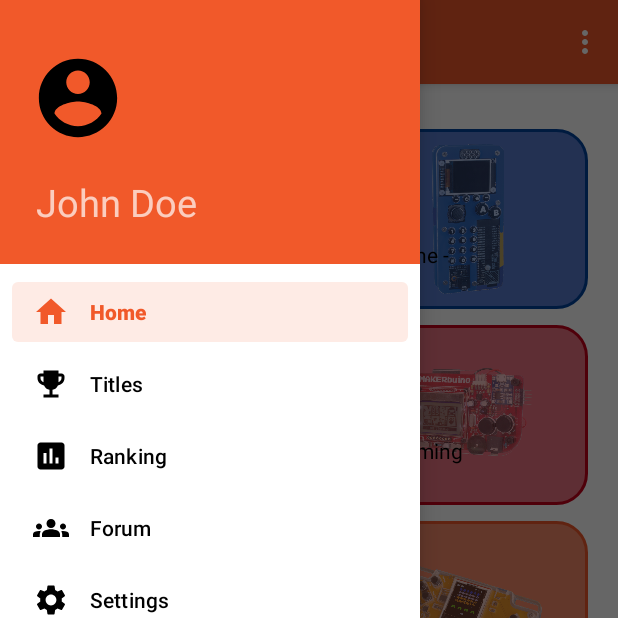
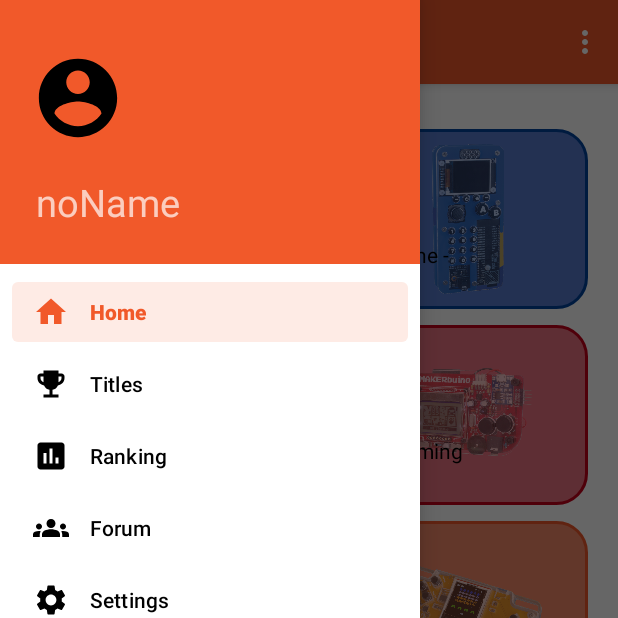
Before and after one commit to AIR-FOI-HR/AIR2010, an Android app: the MainActivity screen opened directly, with no data from a screen before it, with the side drawer open, on a phone screen of 412 x 824 dp, the top half of it. Run offline under Robolectric (Android 15) with nearby library versions, the phone set to English and light mode, and no system bars; our stand-ins replace navigation-ui.

Commit message:
added selected page highlight and current user username in drawer header. Also added username in preferences.

```diff
--- a/CircuitMessing/app/src/main/java/com/example/circuitmessing/MainActivity.kt
+++ b/CircuitMessing/app/src/main/java/com/example/circuitmessing/MainActivity.kt
@@ -3,6 +3,8 @@ package com.example.circuitmessing
 import android.content.Intent
 import android.os.Bundle
 import android.view.Menu
+import android.view.View
+import android.widget.TextView
 import com.google.android.material.navigation.NavigationView
 import androidx.navigation.findNavController
 import androidx.navigation.ui.AppBarConfiguration
@@ -14,6 +16,7 @@ import androidx.appcompat.app.AppCompatActivity
 import androidx.appcompat.widget.Toolbar
 import androidx.fragment.app.FragmentManager
 import com.escaper.escaper.utils.preferences
+import com.example.circuitmessing.databinding.NavHeaderRingoBinding
 import com.example.circuitmessing.ui.auth.LoginActivity
 
 
@@ -31,6 +34,12 @@ class MainActivity : AppCompatActivity() {
         val drawerLayout: DrawerLayout = findViewById(R.id.drawer_layout)
         val navView: NavigationView = findViewById(R.id.nav_view)
         val navController = findNavController(R.id.nav_host_fragment)
+
+        // Setting navHeader text to the current user username
+        val headerView = navView.getHeaderView(0)
+        val navUsername = headerView.findViewById<View>(R.id.username) as TextView
+        navUsername.text = preferences.username
+
         // Passing each menu ID as a set of Ids because each
         // menu should be considered as top level destinations.
         appBarConfiguration = AppBarConfiguration(setOf(
--- a/CircuitMessing/app/src/main/java/com/example/circuitmessing/ui/auth/fragment_login.kt
+++ b/CircuitMessing/app/src/main/java/com/example/circuitmessing/ui/auth/fragment_login.kt
@@ -80,6 +80,7 @@ class fragment_login : Fragment() {
                         //Once the user connected, we can keep the session to avoid reconnection at each launch
                         // Also used in LoginAcitivity
                         preferences.isConnected = true
+                        preferences.username = username
                     }
                     else{
                         loginBinding.loginPasswordInput.error = "Wrong username or password"
--- a/CircuitMessing/app/src/main/java/com/example/circuitmessing/utils/Preferences.kt
+++ b/CircuitMessing/app/src/main/java/com/example/circuitmessing/utils/Preferences.kt
@@ -17,5 +17,8 @@ class Preferences(context: Context) {
         get() = prefs.getBoolean("night_mode", false)
         set(value) = prefs.edit().putBoolean("night_mode", value).apply()
 
+    var username: String
+        get() = prefs.getString("username", "noName").toString()
+        set(value) = prefs.edit().putString("username", value).apply()
 
 }
--- a/CircuitMessing/app/src/main/res/layout/nav_header_main.xml
+++ b/CircuitMessing/app/src/main/res/layout/nav_header_main.xml
@@ -21,11 +21,11 @@
         app:srcCompat="@mipmap/ic_launcher_user_profile_round" />
 
     <TextView
+        android:id="@+id/username"
         android:layout_width="match_parent"
         android:layout_height="wrap_content"
         android:layout_margin="8dp"
         android:paddingTop="@dimen/nav_header_vertical_spacing"
-        android:text="@string/nav_header_title"
         android:textSize="25dp" />
 
 </LinearLayout>
--- a/CircuitMessing/app/src/main/res/layout/nav_header_makerbuino.xml
+++ b/CircuitMessing/app/src/main/res/layout/nav_header_makerbuino.xml
@@ -21,11 +21,11 @@
         app:srcCompat="@mipmap/ic_launcher_user_profile_round" />
 
     <TextView
+        android:id="@+id/username"
         android:layout_width="match_parent"
         android:layout_height="wrap_content"
         android:layout_margin="8dp"
         android:paddingTop="@dimen/nav_header_vertical_spacing"
-        android:text="@string/nav_header_title"
         android:textSize="25dp" />
 
 </LinearLayout>
--- a/CircuitMessing/app/src/main/res/layout/nav_header_nibble.xml
+++ b/CircuitMessing/app/src/main/res/layout/nav_header_nibble.xml
@@ -21,11 +21,11 @@
         app:srcCompat="@mipmap/ic_launcher_user_profile_round" />
 
     <TextView
+        android:id="@+id/username"
         android:layout_width="match_parent"
         android:layout_height="wrap_content"
         android:layout_margin="8dp"
         android:paddingTop="@dimen/nav_header_vertical_spacing"
-        android:text="@string/nav_header_title"
         android:textSize="25dp" />
 
 </LinearLayout>
--- a/CircuitMessing/app/src/main/res/layout/nav_header_ringo.xml
+++ b/CircuitMessing/app/src/main/res/layout/nav_header_ringo.xml
@@ -21,11 +21,11 @@
         app:srcCompat="@mipmap/ic_launcher_user_profile_round" />
 
     <TextView
+        android:id="@+id/username"
         android:layout_width="match_parent"
         android:layout_height="wrap_content"
         android:layout_margin="8dp"
         android:paddingTop="@dimen/nav_header_vertical_spacing"
-        android:text="@string/nav_header_title"
         android:textSize="25dp" />
 
 </LinearLayout>
```
Also changed, not shown: CircuitMessing/app/src/main/java/com/example/circuitmessing/products/makerbuino/MakerbuinoActivity.kt (+27 -0 lines), CircuitMessing/app/src/main/java/com/example/circuitmessing/products/nibble/ActivityNibble.kt (+26 -0 lines), CircuitMessing/app/src/main/java/com/example/circuitmessing/products/ringo/ActivityRingo.kt (+32 -4 lines).
